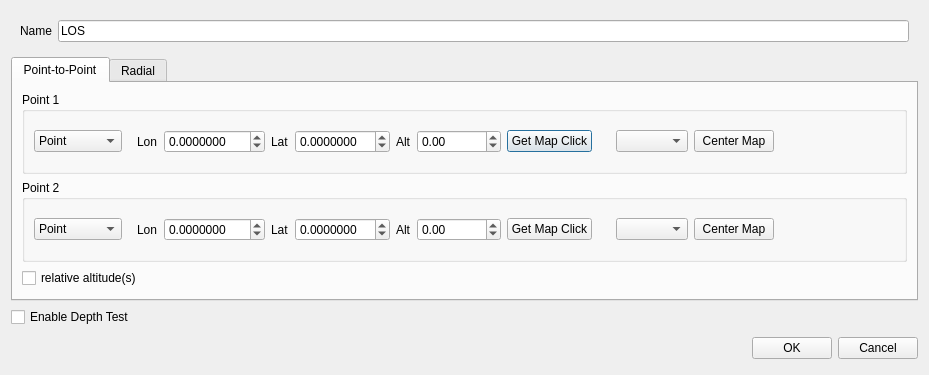
aroth-fastprotect/osgearth, file src/osgEarthQt/ui/LOSCreationDialog.ui: the form before one commit.
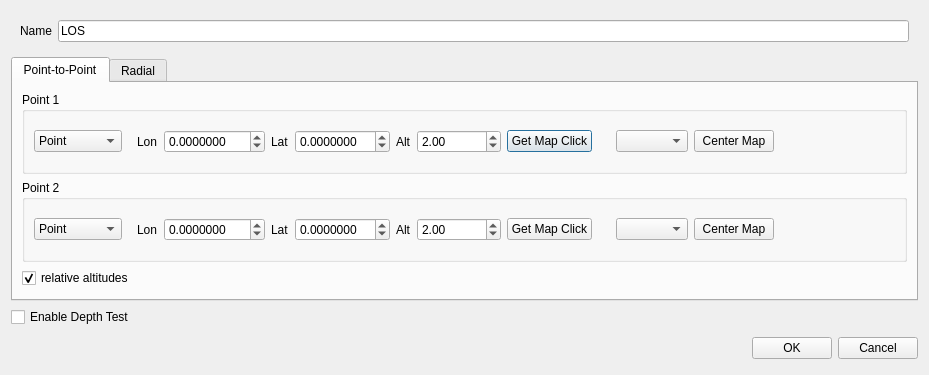
The form after the commit.

```diff
--- a/src/osgEarthQt/ui/LOSCreationDialog.ui
+++ b/src/osgEarthQt/ui/LOSCreationDialog.ui
@@ -128,6 +128,9 @@
                <property name="maximum">
                 <double>1000000000.000000000000000</double>
                </property>
+               <property name="value">
+                <double>2.000000000000000</double>
+               </property>
               </widget>
              </item>
              <item>
@@ -256,6 +259,9 @@
                <property name="maximum">
                 <double>1000000000.000000000000000</double>
                </property>
+               <property name="value">
+                <double>2.000000000000000</double>
+               </property>
               </widget>
              </item>
              <item>
@@ -303,7 +309,10 @@
        <item>
         <widget class="QCheckBox" name="p2pRelativeCheckBox">
          <property name="text">
-          <string>relative altitude(s)</string>
+          <string>relative altitudes</string>
+         </property>
+         <property name="checked">
+          <bool>true</bool>
          </property>
         </widget>
        </item>
```
Left out of the diff: 27 changed lines with no effect on the pictures.
